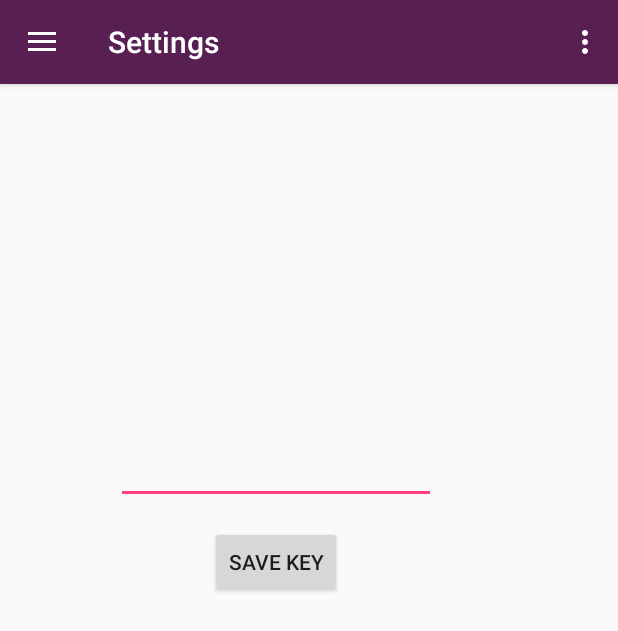
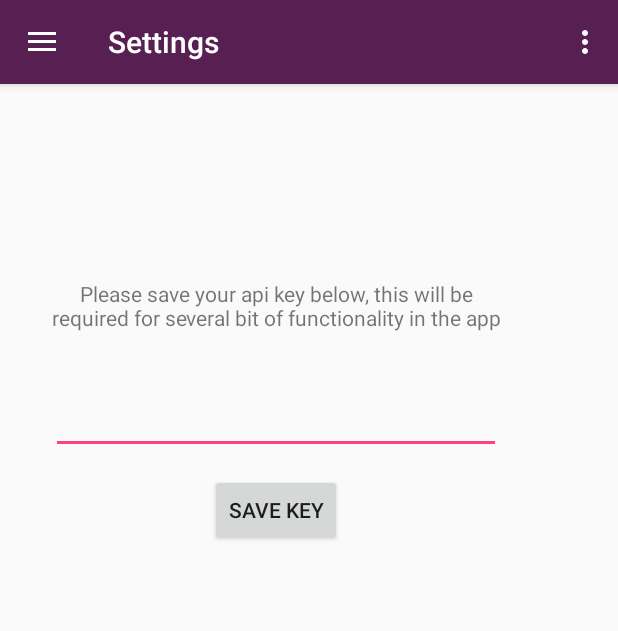
Before and after one commit to MeguminIndex/GuildWars2-Buddy, an Android app: the screen it shows after launch (MainActivity), in the side drawer, after a tap on "Settings", on a phone screen of 412 x 824 dp. Shown: the top 631 px of the screen. Run offline under Robolectric (Android 15) with nearby library versions, the phone set to English and light mode, and no system bars.

```diff
--- a/GuildWars2Buddy/app/src/main/java/wbeck/guildwars2buddy/Fragments/AccountFragment.java
+++ b/GuildWars2Buddy/app/src/main/java/wbeck/guildwars2buddy/Fragments/AccountFragment.java
@@ -101,7 +101,7 @@ public class AccountFragment extends Fragment {
             accountname.setText(UserData.name);
         }
         TextView world = (TextView) getView().findViewById(R.id.account_world);
-        if(UserData.world_name == null || !UserData.world_name.isEmpty()) {
+        if(!UserData.world_name.isEmpty()) {
 
             ConnectivityManager connMgr = (ConnectivityManager) getActivity().getSystemService(CONNECTIVITY_SERVICE);
             NetworkInfo networkInfo = connMgr.getActiveNetworkInfo();
--- a/GuildWars2Buddy/app/src/main/res/layout/fragment_settings.xml
+++ b/GuildWars2Buddy/app/src/main/res/layout/fragment_settings.xml
@@ -12,24 +12,35 @@
 
         <EditText
             android:id="@+id/apiKeyValue"
-            android:layout_width="wrap_content"
+            android:layout_width="300dp"
             android:layout_height="wrap_content"
-            android:layout_alignParentBottom="true"
+            android:layout_alignParentTop="true"
             android:layout_centerHorizontal="true"
-            android:layout_marginBottom="215dp"
+            android:layout_marginTop="201dp"
             android:ems="10"
             android:inputType="textPersonName"
-            android:text="@string/apikey" />
+            android:text="@string/apikey"
+            android:textAlignment="center" />
 
         <Button
             android:id="@+id/UpdateApiKey"
             android:layout_width="wrap_content"
             android:layout_height="wrap_content"
-            android:layout_alignTop="@+id/apiKeyValue"
+            android:layout_below="@+id/apiKeyValue"
             android:layout_centerHorizontal="true"
-            android:layout_marginTop="60dp"
+            android:layout_marginTop="13dp"
             android:onClick="saveApiKey"
             android:text="@string/update_api_Btn" />
+
+        <TextView
+            android:id="@+id/textView4"
+            android:layout_width="300dp"
+            android:layout_height="wrap_content"
+            android:layout_above="@+id/UpdateApiKey"
+            android:layout_alignStart="@+id/apiKeyValue"
+            android:layout_marginBottom="81dp"
+            android:text="Please save your api key below, this will be required for several bit of functionality in the app"
+            android:textAlignment="center" />
     </RelativeLayout>
 
 </FrameLayout>
```
Also changed, not shown: GuildWars2Buddy/app/src/main/res/layout/daily_item.xml (+15 -9 lines).
